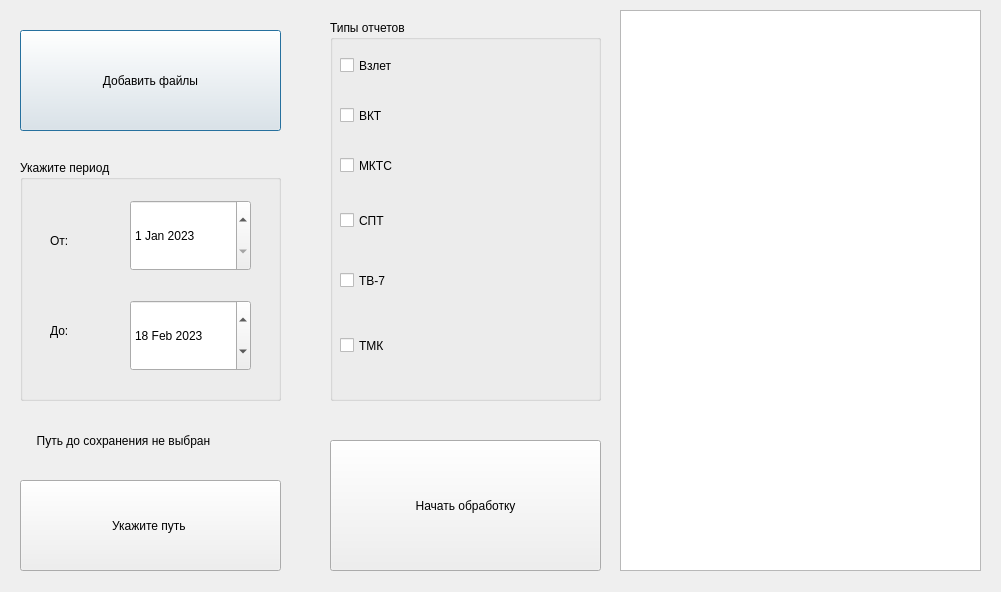
Above: my.ui from TishaSahar/VERTICAL-proj- before the change. Below: the same form after it.
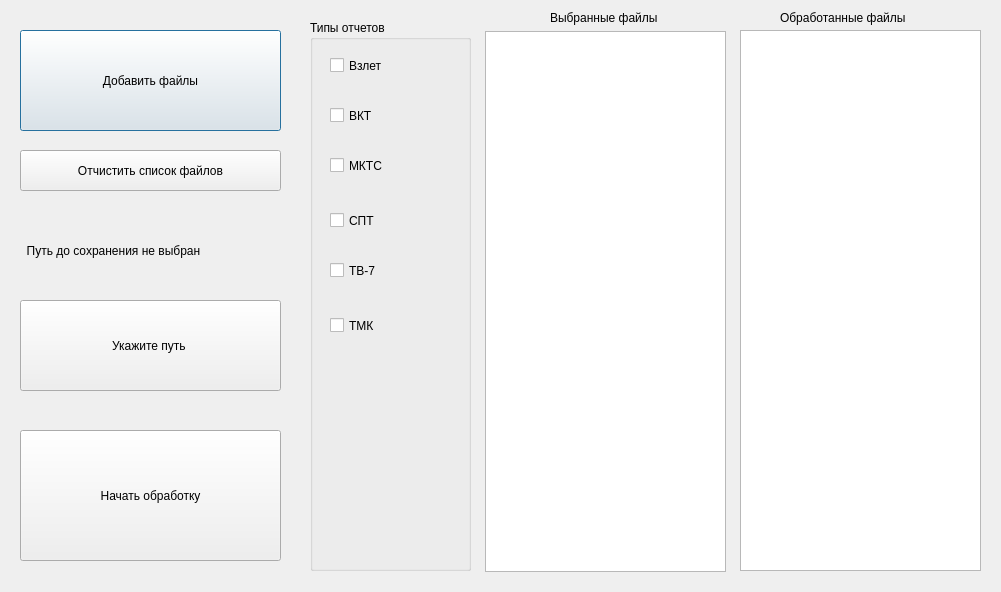
That is the form after the change.

Diff of the .ui file:
```diff
--- a/my.ui
+++ b/my.ui
@@ -16,10 +16,10 @@
   <widget class="QGroupBox" name="groupBox">
    <property name="geometry">
     <rect>
-     <x>330</x>
+     <x>310</x>
      <y>20</y>
-     <width>271</width>
-     <height>381</height>
+     <width>161</width>
+     <height>551</height>
     </rect>
    </property>
    <property name="title">
@@ -28,7 +28,7 @@
    <widget class="QCheckBox" name="checkVzlet">
     <property name="geometry">
      <rect>
-      <x>10</x>
+      <x>20</x>
       <y>20</y>
       <width>161</width>
       <height>51</height>
@@ -41,7 +41,7 @@
    <widget class="QCheckBox" name="checkVKT">
     <property name="geometry">
      <rect>
-      <x>10</x>
+      <x>20</x>
       <y>70</y>
       <width>121</width>
       <height>51</height>
@@ -54,7 +54,7 @@
    <widget class="QCheckBox" name="checkMKTS">
     <property name="geometry">
      <rect>
-      <x>10</x>
+      <x>20</x>
       <y>120</y>
       <width>70</width>
       <height>51</height>
@@ -67,7 +67,7 @@
    <widget class="QCheckBox" name="checkSPT">
     <property name="geometry">
      <rect>
-      <x>10</x>
+      <x>20</x>
       <y>170</y>
       <width>70</width>
       <height>61</height>
@@ -80,8 +80,8 @@
    <widget class="QCheckBox" name="checkTV7">
     <property name="geometry">
      <rect>
-      <x>10</x>
-      <y>230</y>
+      <x>20</x>
+      <y>220</y>
       <width>70</width>
       <height>61</height>
      </rect>
@@ -93,8 +93,8 @@
    <widget class="QCheckBox" name="checkTMK">
     <property name="geometry">
      <rect>
-      <x>10</x>
-      <y>300</y>
+      <x>20</x>
+      <y>280</y>
       <width>81</width>
       <height>51</height>
      </rect>
@@ -104,85 +104,6 @@
     </property>
    </widget>
   </widget>
-  <widget class="QGroupBox" name="groupBox_2">
-   <property name="geometry">
-    <rect>
-     <x>20</x>
-     <y>160</y>
-     <width>261</width>
-     <height>241</height>
-    </rect>
-   </property>
-   <property name="title">
-    <string>Укажите период</string>
-   </property>
-   <widget class="QLabel" name="label_2">
-    <property name="geometry">
-     <rect>
-      <x>30</x>
-      <y>50</y>
-      <width>31</width>
-      <height>61</height>
-     </rect>
-    </property>
-    <property name="text">
-     <string>От:</string>
-    </property>
-   </widget>
-   <widget class="QLabel" name="label_3">
-    <property name="geometry">
-     <rect>
-      <x>30</x>
-      <y>140</y>
-      <width>41</width>
-      <height>61</height>
-     </rect>
-    </property>
-    <property name="text">
-     <string>До:</string>
-    </property>
-   </widget>
-   <widget class="QDateEdit" name="dateEdit">
-    <property name="geometry">
-     <rect>
-      <x>110</x>
-      <y>40</y>
-      <width>121</width>
-      <height>71</height>
-     </rect>
-    </property>
-    <property name="dateTime">
-     <datetime>
-      <hour>0</hour>
-      <minute>0</minute>
-      <second>0</second>
-      <year>2023</year>
-      <month>1</month>
-      <day>1</day>
-     </datetime>
-    </property>
-   </widget>
-   <widget class="QDateEdit" name="dateEdit_2">
-    <property name="geometry">
-     <rect>
-      <x>110</x>
-      <y>140</y>
-      <width>121</width>
-      <height>71</height>
-     </rect>
-    </property>
-    <property name="dateTime">
-     <datetime>
-      <hour>0</hour>
-      <minute>0</minute>
-      <second>0</second>
-      <year>2023</year>
-      <month>2</month>
-      <day>18</day>
-     </datetime>
-    </property>
-   </widget>
-  </widget>
   <widget class="QPushButton" name="pushButton_2">
    <property name="geometry">
     <rect>
@@ -200,7 +121,7 @@
    <property name="geometry">
     <rect>
      <x>20</x>
-     <y>480</y>
+     <y>300</y>
      <width>261</width>
      <height>91</height>
     </rect>
@@ -212,9 +133,9 @@
   <widget class="QPushButton" name="pushButton">
    <property name="geometry">
     <rect>
-     <x>330</x>
-     <y>440</y>
-     <width>271</width>
+     <x>20</x>
+     <y>430</y>
+     <width>261</width>
      <height>131</height>
     </rect>
    </property>
@@ -225,9 +146,9 @@
   <widget class="QLabel" name="label">
    <property name="geometry">
     <rect>
-     <x>30</x>
-     <y>410</y>
-     <width>251</width>
+     <x>20</x>
+     <y>220</y>
+     <width>261</width>
      <height>61</height>
     </rect>
    </property>
@@ -241,11 +162,69 @@
   <widget class="QTextBrowser" name="textBrowser">
    <property name="geometry">
     <rect>
-     <x>620</x>
+     <x>740</x>
+     <y>30</y>
+     <width>241</width>
+     <height>541</height>
+    </rect>
+   </property>
+  </widget>
+  <widget class="QPushButton" name="pushButton_4">
+   <property name="geometry">
+    <rect>
+     <x>20</x>
+     <y>150</y>
+     <width>261</width>
+     <height>41</height>
+    </rect>
+   </property>
+   <property name="text">
+    <string>Отчистить список файлов</string>
+   </property>
+  </widget>
+  <widget class="QTextBrowser" name="textBrowser_2">
+   <property name="geometry">
+    <rect>
+     <x>485</x>
+     <y>31</y>
+     <width>241</width>
+     <height>541</height>
+    </rect>
+   </property>
+  </widget>
+  <widget class="QLabel" name="label_2">
+   <property name="geometry">
+    <rect>
+     <x>550</x>
      <y>10</y>
-     <width>361</width>
-     <height>561</height>
+     <width>181</width>
+     <height>16</height>
     </rect>
+   </property>
+   <property name="text">
+    <string>Выбранные файлы</string>
+   </property>
+   <property name="textFormat">
+    <enum>Qt::RichText</enum>
+   </property>
+  </widget>
+  <widget class="QLabel" name="label_3">
+   <property name="geometry">
+    <rect>
+     <x>780</x>
+     <y>10</y>
+     <width>181</width>
+     <height>16</height>
+    </rect>
+   </property>
+   <property name="text">
+    <string>Обработанные файлы</string>
+   </property>
+   <property name="textFormat">
+    <enum>Qt::RichText</enum>
+   </property>
+   <property name="scaledContents">
+    <bool>false</bool>
    </property>
   </widget>
  </widget>
```
